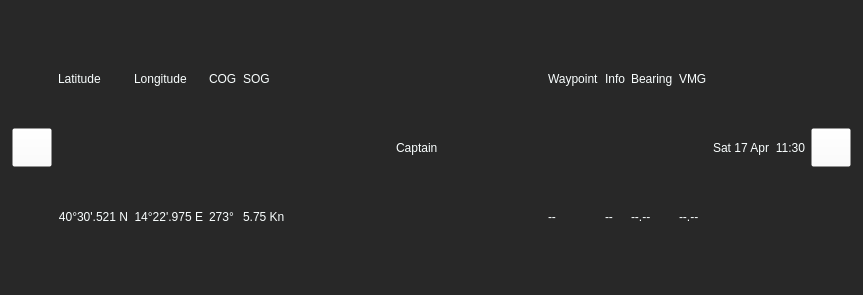
The window that ui/topbar/TopBar.ui (OpenFairWind/fairwindplusplus) describes before a commit, drawn with Qt 5.
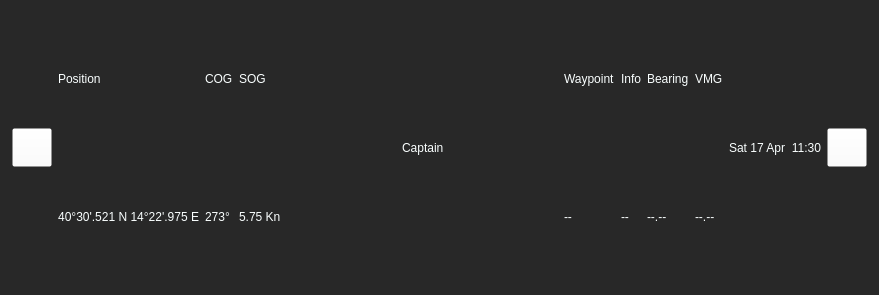
The same window after the commit.

Commit message: Using QGeoCoordinate for latlon

The edit to the form file:
```diff
--- a/ui/topbar/TopBar.ui
+++ b/ui/topbar/TopBar.ui
@@ -6,7 +6,7 @@
    <rect>
     <x>0</x>
     <y>0</y>
-    <width>863</width>
+    <width>879</width>
     <height>295</height>
    </rect>
   </property>
@@ -68,7 +68,7 @@
           <string notr="true">background-color: rgba(255, 255, 255, 0);</string>
          </property>
          <property name="text">
-          <string>Latitude</string>
+          <string>Position</string>
          </property>
         </widget>
        </item>
@@ -78,37 +78,7 @@
           <string notr="true">background-color: rgba(255, 255, 255, 0);</string>
          </property>
          <property name="text">
-          <string>40°30'.521 N</string>
-         </property>
-         <property name="textFormat">
-          <enum>Qt::PlainText</enum>
-         </property>
-         <property name="alignment">
-          <set>Qt::AlignRight|Qt::AlignTrailing|Qt::AlignVCenter</set>
-         </property>
-        </widget>
-       </item>
-      </layout>
-     </item>
-     <item>
-      <layout class="QVBoxLayout" name="verticalLayout_2">
-       <item>
-        <widget class="QLabel" name="label_TextLongitude">
-         <property name="styleSheet">
-          <string notr="true">background-color: rgba(255, 255, 255, 0);</string>
-         </property>
-         <property name="text">
-          <string>Longitude</string>
-         </property>
-        </widget>
-       </item>
-       <item>
-        <widget class="QLabel" name="label_Lon">
-         <property name="styleSheet">
-          <string notr="true">background-color: rgba(255, 255, 255, 0);</string>
-         </property>
-         <property name="text">
-          <string>14°22'.975 E</string>
+          <string>40°30'.521 N 14°22'.975 E</string>
          </property>
          <property name="textFormat">
           <enum>Qt::PlainText</enum>
```
Left out of the diff: 4 changed lines with no effect on the pictures. The commit also changes 1 other file.
